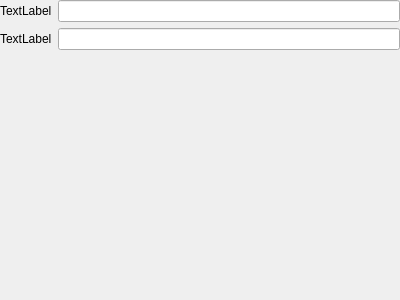
This is src/templates/quiz/quizeditor.ui in BuildmLearn/BuildmLearn-Toolkit as Qt 5 draws it before an edit. The edited form follows.
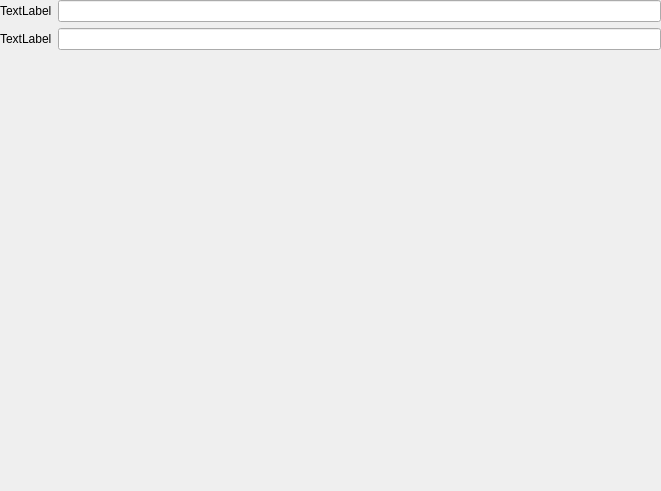
This is the edited form.

Commit message: Removed old stuff from main window.

What changed in the file:
```diff
--- a/src/templates/quiz/quizeditor.ui
+++ b/src/templates/quiz/quizeditor.ui
@@ -6,8 +6,8 @@
    <rect>
     <x>0</x>
     <y>0</y>
-    <width>400</width>
-    <height>300</height>
+    <width>661</width>
+    <height>491</height>
    </rect>
   </property>
   <property name="windowTitle">
```
The commit also changes 3 other files.
